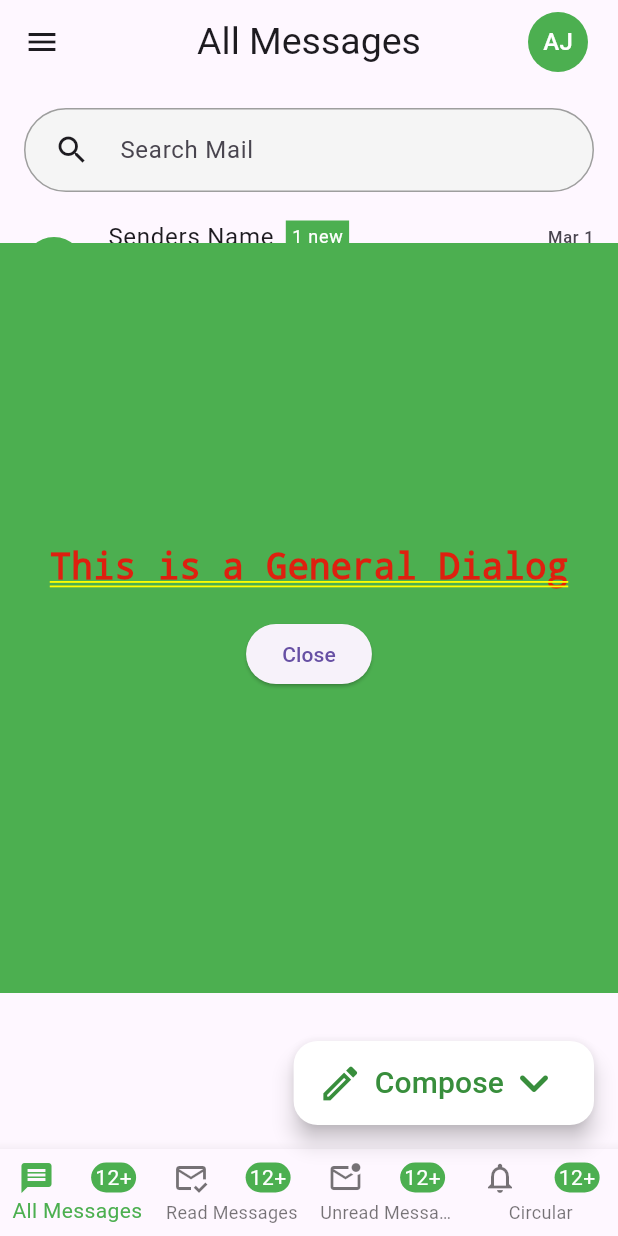
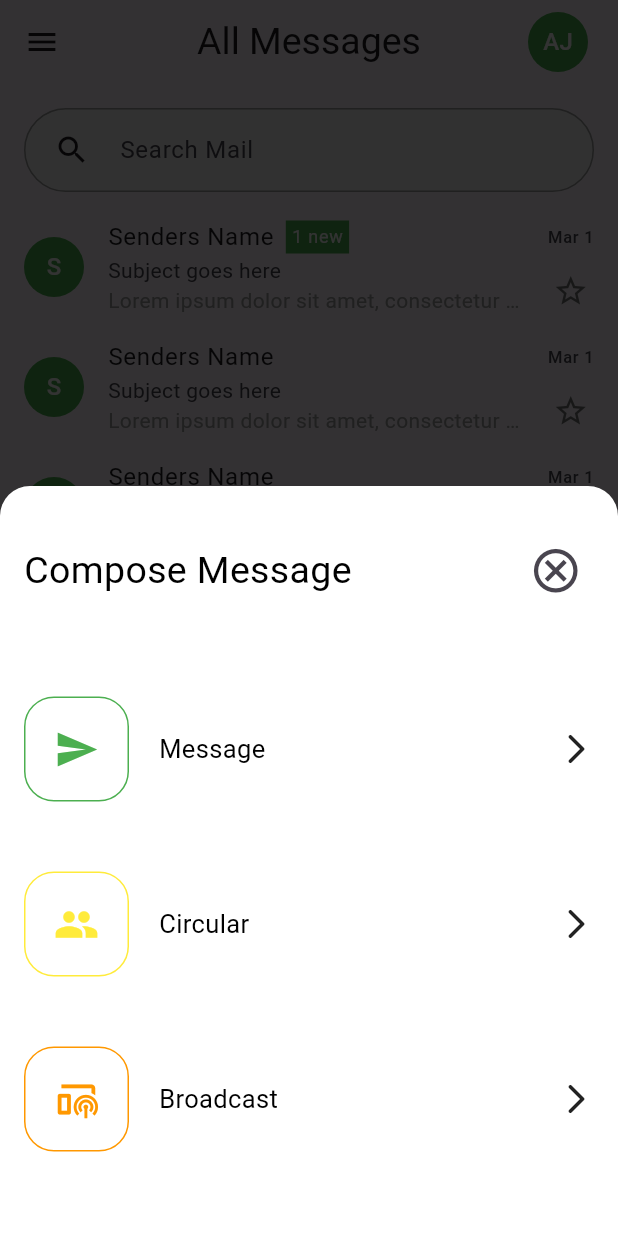
Before and after one commit to 5Star-Inn-Company-Frontend/GovMail, a Flutter app: the screen it shows after launch, after a tap on "Compose", on a phone screen of 412 x 824 dp. Run offline on Flutter 3.47's test engine with Material 3 defaults, Android fonts, the phone set to English and light mode, and no system bars.

Commit message:
compose message dialog done

```diff
--- a/lib/pages/compose_message_page.dart
+++ b/lib/pages/compose_message_page.dart
@@ -14,7 +14,7 @@ class _ComposeMessagePageState extends State<ComposeMessagePage> {
       appBar: AppBar(
         title: const Text('Compose Message', style: TextStyle(color: Colors.black, fontSize: 25),),
         centerTitle: true,
-        leading: IconButton(onPressed: () {}, icon: const Icon(Icons.arrow_back_rounded)),
+        leading: IconButton(onPressed: () {Navigator.pop(context);}, icon: const Icon(Icons.arrow_back_rounded)),
       ),
 
       body: Padding(padding: const EdgeInsets.all(8),
--- a/lib/pages/messages_page.dart
+++ b/lib/pages/messages_page.dart
@@ -1,4 +1,7 @@
 import 'package:flutter/material.dart';
+import 'package:flutter/widgets.dart';
+import 'package:govmail/pages/compose_message_page.dart';
+import 'package:govmail/pages/sentmessages_page.dart';
 import 'package:govmail/pages/tabs/allmessages.dart';
 import 'package:govmail/pages/tabs/circularmessages.dart';
 import 'package:govmail/pages/tabs/readmessages.dart';
@@ -35,8 +38,6 @@ class _MessagesPageState extends State<MessagesPage> with SingleTickerProviderSt
       _selectedTab = index;
     });
   }
-
-
 
 
   @override
@@ -97,46 +98,146 @@ class _MessagesPageState extends State<MessagesPage> with SingleTickerProviderSt
 
 
   composeMessageDialog(){
-    // showGeneralDialog(
-    //   context: context,
-    //   barrierDismissible: false,
-    //   barrierColor: Colors.transparent,
-    //   transitionDuration: const Duration(milliseconds: 400),
-    //   pageBuilder: (context, animation, secondaryAnimation) {
-    //     return composeMessageDialog();
-    //   }
-    // );
+    showGeneralDialog(
+      context: context,
+      barrierDismissible: true,
+      barrierLabel: MaterialLocalizations.of(context).modalBarrierDismissLabel,
+      // barrierColor: Colors.black.withOpacity(0.4),
+      transitionDuration: const Duration(milliseconds: 400),
+      pageBuilder: (BuildContext buildContext, Animation animation, Animation secondaryAnimation) {
+        return Scaffold(
+          backgroundColor: Colors.black.withOpacity(0.6),
+          body: Align(
+            alignment: Alignment.bottomCenter,
+            child: Container(
+              height: 500,
+              width: double.infinity,
+              padding: const EdgeInsets.all(16),
+              decoration: const BoxDecoration(
+                color: Colors.white,
+                borderRadius: BorderRadius.only(topLeft: Radius.circular(20), topRight: Radius.circular(20))
+              ),
+              child: Column(
+                crossAxisAlignment: CrossAxisAlignment.start,
+                children: [
+                  const SizedBox(height: 15),
+                  Row(
+                    mainAxisAlignment: MainAxisAlignment.spaceBetween,
+                    children: [
+                      const Text('Compose Message', style: TextStyle(color: Colors.black, fontSize: 25),),
+                      IconButton(
+                        onPressed: (){Navigator.pop(context);},
+                          icon: const Icon(Icons.cancel_outlined, size: 35)
+                      )
+                    ],
+                  ),
+
+                  const SizedBox(height: 35),
+
+                  SizedBox(
+                    height: 350,
+                    child: Column(
+                      mainAxisAlignment: MainAxisAlignment.spaceAround,
+                      children: [
+
+                        GestureDetector(
+                          // behavior: HitTestBehavior.translucent,
+                          onTap: () {
+                            Navigator.pushReplacement(
+                              context,
+                              MaterialPageRoute(
+                                builder: (context) => const ComposeMessagePage()
+                              )
+                            );
+                          },
+                          child: Row(
+                            mainAxisAlignment: MainAxisAlignment.spaceBetween,
+                            children: [
+                              Row(
+                                children: [
+                                  Container(
+                                    height: 70,
+                                    width: 70,
+                                    decoration: BoxDecoration(
+                                      border: Border.all(color: Colors.green),
+                                      borderRadius: BorderRadius.circular(20)
+                                    ),
+                                    child: const Center(child: Icon(Icons.send, color: Colors.green, size: 30)),
+                                  ),
+
+                                  const SizedBox(width: 20,),
+
+                                  const Text('Message', style: TextStyle(color: Colors.black, fontSize: 17)),
+                                ],
+                              ),
 
 
-    showGeneralDialog(
-      context: context,
-      // barrierDismissible: true,
-      barrierLabel: MaterialLocalizations.of(context).modalBarrierDismissLabel,
-      barrierColor: Colors.transparent,
-      transitionDuration: const Duration(milliseconds: 200),
-      pageBuilder: (BuildContext buildContext, Animation animation, Animation secondaryAnimation) {
-        return Center(
-          child: Container(
-            alignment: Alignment.bottomCenter,
-            width: double.infinity,
-            height: 500,
-            padding: const EdgeInsets.all(20),
-            color: Colors.green,
-            child: Column(
-              mainAxisAlignment: MainAxisAlignment.center,
-              children: <Widget>[
-                const Text(
-                  'This is a General Dialog',
-                  style: TextStyle(fontSize: 24),
-                ),
-                const SizedBox(height: 20),
-                ElevatedButton(
-                  onPressed: () {
-                    Navigator.of(context).pop();
-                  },
-                  child: const Text('Close'),
-                ),
-              ],
+                              const Icon((Icons.arrow_forward_ios_rounded))
+
+                            ],
+                          ),
+                        ),
+
+                        Row(
+                          mainAxisAlignment: MainAxisAlignment.spaceBetween,
+                          children: [
+                            Row(
+                              children: [
+                                Container(
+                                  height: 70,
+                                  width: 70,
+                                  decoration: BoxDecoration(
+                                    border: Border.all(color: Colors.yellow),
+                                    borderRadius: BorderRadius.circular(20)
+                                  ),
+                                  child: const Center(child: Icon(Icons.people, color: Colors.yellow, size: 30)),
+                                ),
+
+                                const SizedBox(width: 20,),
+
+                                const Text('Circular', style: TextStyle(color: Colors.black, fontSize: 17)),
+                              ],
+                            ),
+
+
+                            const Icon((Icons.arrow_forward_ios_rounded))
+
+                          ],
+                        ),
+
+                        Row(
+                          mainAxisAlignment: MainAxisAlignment.spaceBetween,
+                          children: [
+                            Row(
+                              children: [
+                                Container(
+                                  height: 70,
+                                  width: 70,
+                                  decoration: BoxDecoration(
+                                    border: Border.all(color: Colors.orange),
+                                    borderRadius: BorderRadius.circular(20)
+                                  ),
+                                  child: const Center(child: Icon(Icons.broadcast_on_home, color: Colors.orange, size: 30)),
+                                ),
+
+                                const SizedBox(width: 20,),
+
+                                const Text('Broadcast', style: TextStyle(color: Colors.black, fontSize: 17)),
+                              ],
+                            ),
+
+
+                            const Icon((Icons.arrow_forward_ios_rounded))
+
+                          ],
+                        ),
+                      ],
+                    ),
+                  ),
+
+
+                ],
+              ),
             ),
           ),
         );
```
